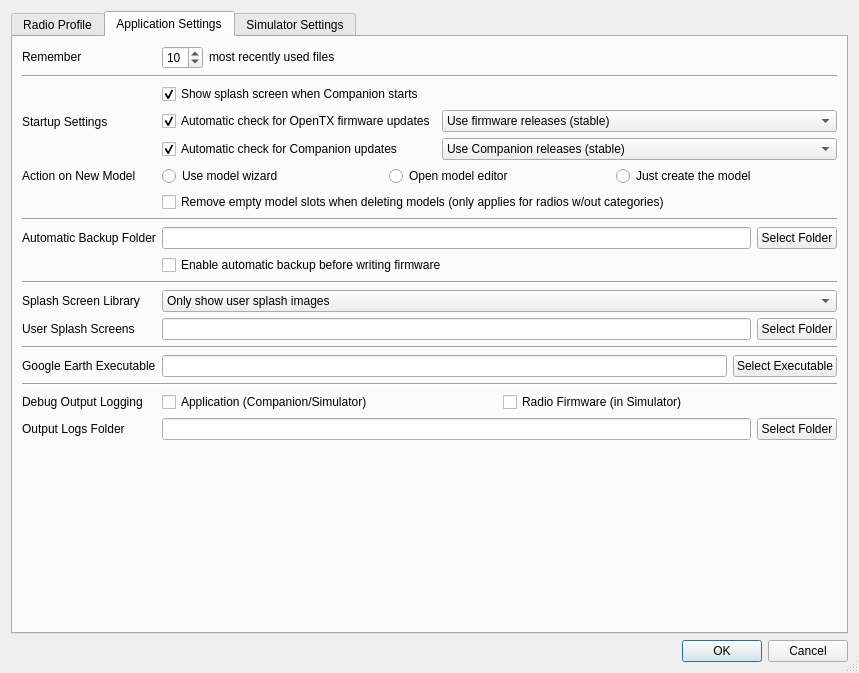
Above: companion/src/apppreferencesdialog.ui from opentx/opentx before the change. Below: the same form after it.
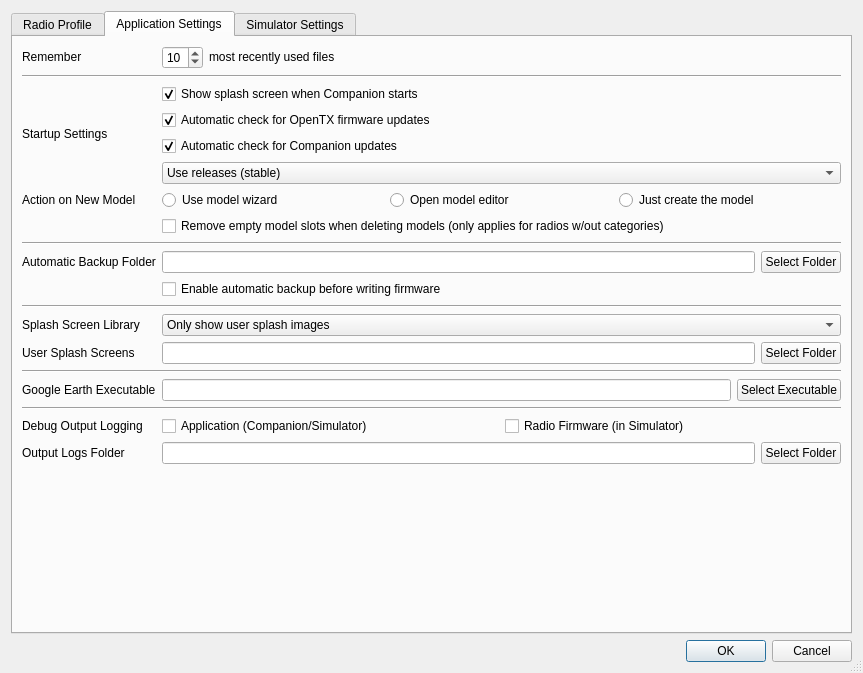
That is the form after the change.

What changed in the file:
```diff
--- a/companion/src/apppreferencesdialog.ui
+++ b/companion/src/apppreferencesdialog.ui
@@ -6,7 +6,7 @@
    <rect>
     <x>0</x>
     <y>0</y>
-    <width>859</width>
+    <width>863</width>
     <height>673</height>
    </rect>
   </property>
@@ -770,8 +770,8 @@
              </property>
             </widget>
            </item>
-           <item row="0" column="1">
-            <widget class="QComboBox" name="firmwareBranch">
+           <item row="2" column="0">
+            <widget class="QComboBox" name="OpenTxBranch">
              <property name="sizePolicy">
               <sizepolicy hsizetype="Expanding" vsizetype="Fixed">
                <horstretch>0</horstretch>
@@ -780,7 +780,7 @@
              </property>
              <item>
               <property name="text">
-               <string>Use firmware releases (stable)</string>
+               <string>Use releases (stable)</string>
               </property>
              </item>
              <item>
@@ -790,32 +790,7 @@
              </item>
              <item>
               <property name="text">
-               <string>Use firmware nightly builds (unstable)</string>
-              </property>
-             </item>
-            </widget>
-           </item>
-           <item row="1" column="1">
-            <widget class="QComboBox" name="companionBranch">
-             <property name="sizePolicy">
-              <sizepolicy hsizetype="Expanding" vsizetype="Fixed">
-               <horstretch>0</horstretch>
-               <verstretch>0</verstretch>
-              </sizepolicy>
-             </property>
-             <item>
-              <property name="text">
-               <string>Use Companion releases (stable)</string>
-              </property>
-             </item>
-             <item>
-              <property name="text">
-               <string>Use Companion release and release candidates (testing)</string>
-              </property>
-             </item>
-             <item>
-              <property name="text">
-               <string>Use Companion nightly builds (unstable)</string>
+               <string>Use nightly builds (unstable)</string>
               </property>
              </item>
             </widget>
```
Left out of the diff: 42 changed lines with no effect on the pictures.
